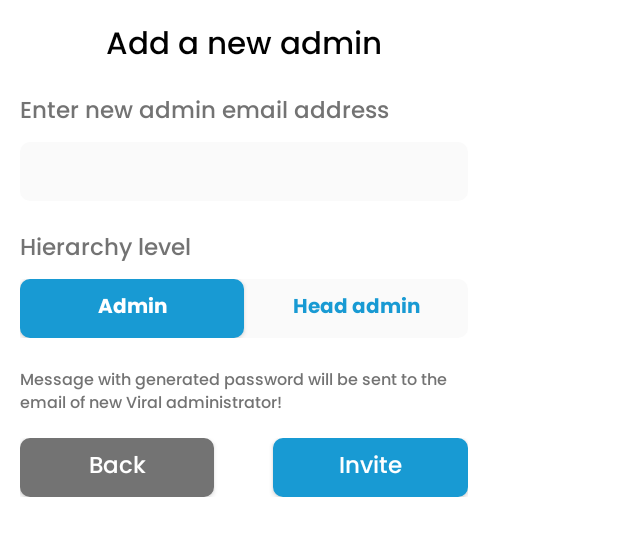
After one commit to andreolikalcopoli/ViralAdminPanel, an Android app: the layout add_admin_popup.xml on its own in the app's theme, with its tools: preview values and no code run, on a phone screen of 412 x 824 dp. The commit adds this screen. Shown: the top 536 px of the screen. Run offline under Robolectric (Android 15) with nearby library versions, the phone set to English and light mode, and no system bars.

Commit message:
###ADMIN PANEL###

```diff
--- a/app/src/main/java/com/magma/viraladminpanel/BlockedUser.java
+++ b/app/src/main/java/com/magma/viraladminpanel/BlockedUser.java
@@ -5,8 +5,7 @@ public class BlockedUser {
     private DateTime durationTo;
     private String reasonForBlocking;
 
-    public BlockedUser() {
-    }
+    public BlockedUser() { }
 
     public BlockedUser(String userId, DateTime durationTo, String reasonForBlocking) {
         this.userId = userId;
--- /dev/null
+++ b/app/src/main/res/drawable/linear_layout_background.xml
@@ -0,0 +1,5 @@
+<?xml version="1.0" encoding="utf-8"?>
+<shape xmlns:android="http://schemas.android.com/apk/res/android" android:shape="rectangle">
+    <corners android:radius="@dimen/_5sdp"/>
+    <solid android:color="@color/m_white"/>
+</shape>
--- a/app/src/main/res/layout/activity_login.xml
+++ b/app/src/main/res/layout/activity_login.xml
@@ -43,12 +43,14 @@
 
     <TextView
         android:id="@+id/textView2"
-        android:layout_width="wrap_content"
+        android:layout_width="match_parent"
         android:layout_height="wrap_content"
+        android:layout_marginEnd="@dimen/_10sdp"
         android:fontFamily="@font/poppins_regular"
         android:textColor="@color/darkGrey"
         android:textSize="@dimen/_12sdp"
         android:text="Enter the credentials you received on your email!"
+        android:textAlignment="textEnd"
         android:layout_marginTop="@dimen/_12sdp"
         app:layout_constraintEnd_toEndOf="@+id/textView"
         app:layout_constraintTop_toBottomOf="@+id/textView" />
--- /dev/null
+++ b/app/src/main/res/layout/add_admin_popup.xml
@@ -0,0 +1,151 @@
+<?xml version="1.0" encoding="utf-8"?>
+<androidx.constraintlayout.widget.ConstraintLayout xmlns:android="http://schemas.android.com/apk/res/android"
+    xmlns:app="http://schemas.android.com/apk/res-auto"
+    xmlns:tools="http://schemas.android.com/tools"
+    android:layout_width="@dimen/_250sdp"
+    android:layout_height="wrap_content"
+    android:background="@drawable/popup_background"
+    android:padding="@dimen/_10sdp">
+
+    <LinearLayout
+        android:id="@+id/linearLayout2"
+        android:layout_width="match_parent"
+        android:layout_height="wrap_content"
+        android:gravity="center"
+        android:orientation="horizontal"
+        app:layout_constraintEnd_toEndOf="parent"
+        app:layout_constraintStart_toStartOf="parent"
+        app:layout_constraintTop_toTopOf="parent">
+
+        <TextView
+            android:layout_width="wrap_content"
+            android:layout_height="wrap_content"
+            android:fontFamily="@font/poppins_medium"
+            android:text="Add a new admin"
+            android:textColor="@color/black"
+            android:textSize="@dimen/_16sdp" />
+    </LinearLayout>
+
+    <TextView
+        android:id="@+id/textView2"
+        android:layout_width="wrap_content"
+        android:layout_height="wrap_content"
+        android:layout_marginTop="@dimen/_10sdp"
+        android:fontFamily="@font/poppins_medium"
+        android:text="Enter new admin email address"
+        android:textColor="@color/darkGrey"
+        android:textSize="@dimen/_12sdp"
+        app:layout_constraintStart_toStartOf="parent"
+        app:layout_constraintTop_toBottomOf="@+id/linearLayout2" />
+
+    <TextView
+        android:id="@+id/textView77"
+        android:layout_width="wrap_content"
+        android:layout_height="wrap_content"
+        android:layout_marginTop="@dimen/_15sdp"
+        android:fontFamily="@font/poppins_medium"
+        android:text="Hierarchy level"
+        android:textColor="@color/darkGrey"
+        android:textSize="@dimen/_12sdp"
+        app:layout_constraintStart_toStartOf="parent"
+        app:layout_constraintTop_toBottomOf="@+id/editTextEmailAddressAddAdmin" />
+
+    <LinearLayout
+        android:layout_width="match_parent"
+        android:layout_height="@dimen/_30sdp"
+        android:layout_marginTop="@dimen/_10sdp"
+        android:orientation="horizontal"
+        app:layout_constraintEnd_toEndOf="parent"
+        app:layout_constraintStart_toStartOf="parent"
+        app:layout_constraintTop_toBottomOf="@+id/textView3">
+
+        <androidx.appcompat.widget.AppCompatButton
+            android:id="@+id/buttonBackAddAdminPopup"
+            android:layout_width="wrap_content"
+            android:layout_height="wrap_content"
+            android:layout_weight="1"
+            android:background="@drawable/back_button_background"
+            android:fontFamily="@font/poppins_medium"
+            android:text="Back"
+            android:textSize="@dimen/_12sdp" />
+
+        <Space
+            android:layout_width="@dimen/_30sdp"
+            android:layout_height="match_parent" />
+
+        <androidx.appcompat.widget.AppCompatButton
+            android:id="@+id/buttonInviteAddAdminPopUp"
+            android:layout_width="wrap_content"
+            android:layout_height="wrap_content"
+            android:layout_weight="1"
+            android:background="@drawable/blue_button_background"
+            android:fontFamily="@font/poppins_medium"
+            android:text="Invite"
+            android:textSize="@dimen/_12sdp" />
+    </LinearLayout>
+
+    <EditText
+        android:id="@+id/editTextEmailAddressAddAdmin"
+        android:layout_width="match_parent"
+        android:layout_height="@dimen/_30sdp"
+        android:layout_marginTop="@dimen/_5sdp"
+        android:background="@drawable/linear_layout_background"
+        android:gravity="center_vertical"
+        android:paddingLeft="@dimen/_10sdp"
+        android:paddingRight="@dimen/_10sdp"
+        android:fontFamily="@font/poppins_medium"
+        android:textSize="@dimen/_10sdp"
+        android:textColor="@color/black"
+        android:ems="10"
+        android:inputType="textEmailAddress"
+        app:layout_constraintEnd_toEndOf="parent"
+        app:layout_constraintStart_toStartOf="parent"
+        app:layout_constraintTop_toBottomOf="@+id/textView2" />
+
+    <LinearLayout
+        android:id="@+id/linearLayout5"
+        android:layout_width="match_parent"
+        android:layout_height="@dimen/_30sdp"
+        android:layout_marginTop="@dimen/_5sdp"
+        android:background="@drawable/linear_layout_background"
+        android:orientation="horizontal"
+        app:layout_constraintEnd_toEndOf="parent"
+        app:layout_constraintStart_toStartOf="parent"
+        app:layout_constraintTop_toBottomOf="@+id/textView77">
+
+        <androidx.appcompat.widget.AppCompatButton
+            android:id="@+id/buttonSelectedAdmin"
+            android:layout_width="0dp"
+            android:layout_height="match_parent"
+            android:background="@drawable/blue_button_background"
+            android:layout_weight="1"
+            android:fontFamily="@font/poppins_bold"
+            android:textSize="@dimen/_10sdp"
+            android:text="Admin" />
+
+        <androidx.appcompat.widget.AppCompatButton
+            android:id="@+id/buttonSelectedHeadAdmin"
+            android:layout_width="0dp"
+            android:layout_height="match_parent"
+            android:background="@drawable/color_transparent"
+            android:textColor="@color/primaryColor"
+            android:layout_weight="1"
+            android:fontFamily="@font/poppins_bold"
+            android:textSize="@dimen/_10sdp"
+            android:text="Head admin" />
+    </LinearLayout>
+
+    <TextView
+        android:id="@+id/textView3"
+        android:layout_width="match_parent"
+        android:layout_height="wrap_content"
+        android:layout_marginTop="@dimen/_15sdp"
+        android:fontFamily="@font/poppins_medium"
+        android:text="Message with generated password will be sent to the email of new Viral administrator!"
+        android:textColor="@color/darkGrey"
+        android:textSize="@dimen/_8sdp"
+        app:layout_constraintEnd_toEndOf="parent"
+        app:layout_constraintStart_toStartOf="parent"
+        app:layout_constraintTop_toBottomOf="@+id/linearLayout5" />
+
+</androidx.constraintlayout.widget.ConstraintLayout>
```
Also changed, not shown: app/src/main/java/com/magma/viraladminpanel/LoginActivity.java (+9 -6 lines), app/src/main/java/com/magma/viraladminpanel/MainActivity.java (+43 -1 lines), app/src/main/java/com/magma/viraladminpanel/Popup/PopupAddAdmin.java (added, +141 -0 lines), app/src/main/res/drawable/add_admin.xml (added, +16 -0 lines), app/src/main/res/drawable/settings.xml (added, +15 -0 lines), app/src/main/res/layout/activity_main.xml (+23 -1 lines).
